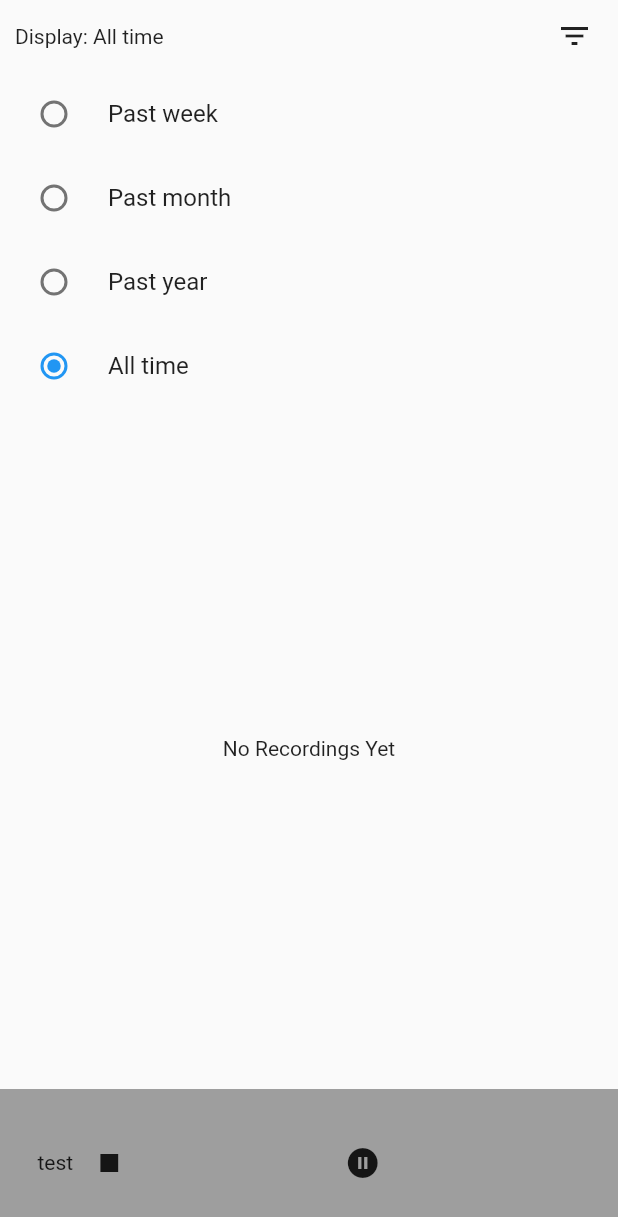
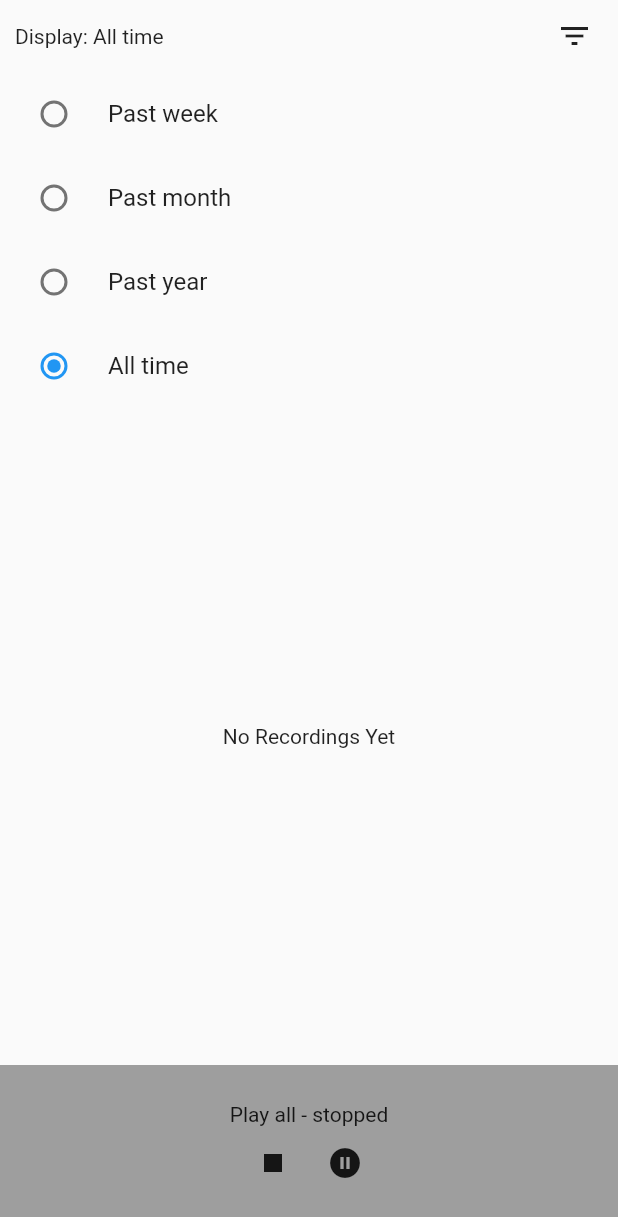
Before and after one commit to claptimes5/daily_diary, a Flutter app: the RecordingList widget shown alone on an empty page, opened directly, after a tap on the "filter list" icon, on a phone screen of 412 x 824 dp. Shown: the top 1217 px of the screen. Run offline on Flutter 3.47's test engine with Material 2 defaults, Android fonts, the phone set to English and light mode, and no system bars; our stand-ins replace permission_handler, sqflite; missing offline and left inert: flutter_sound; accounts and stored records are empty.

Commit message:
fix text and layout

```diff
--- a/lib/pages/recording_list.dart
+++ b/lib/pages/recording_list.dart
@@ -261,20 +261,33 @@ class RecordingListState extends State<RecordingList> {
   Widget playerSection() {
     return Container(
       color: Colors.grey,
-      child: Row(children: [
-        Text('test'),
+      child: Column(children: [
+        Text(playingText()),
+        Row(
+        mainAxisAlignment: MainAxisAlignment.center,
+          children: <Widget>[
           IconButton(
             icon: Icon(Icons.stop),
             onPressed: resetPlayAll,
           ),
-        Expanded(child: IconButton(
+          IconButton(
             icon: Icon(
                 (isPlayAllPaused() || isPlayerStopped() ? Icons.play_circle_outline : Icons
                     .pause_circle_filled)),
             onPressed: togglePlayAll,
-        )),
+          ),
+        ],)
+
       ]),
       padding: EdgeInsets.all(25.0),);
+  }
+
+  String playingText() {
+    if (isPlayAllPlaying() || isPlayAllPaused()) {
+      return "Playing ${recordIndexPlaying + 1} of ${recordings.length}";
+    } else {
+      return 'Play all - stopped';
+    }
   }
 
   Future<bool> fileExists(String path) async {
```
Lines whose indentation alone changed are shown as unchanged.
